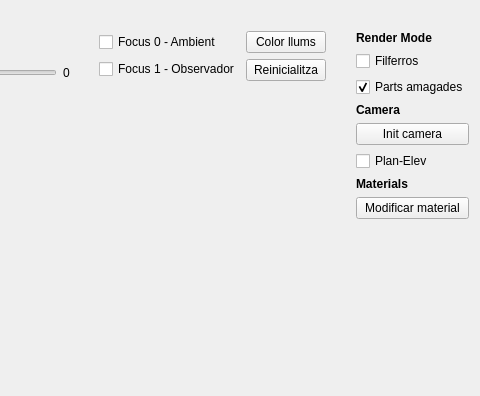
First picture: the form in app/principal.ui, repository lipixx/vig1011, before the edit; both pictures show x 253 to 733 and y 0 to 396 of the 733 by 712 pixel window.
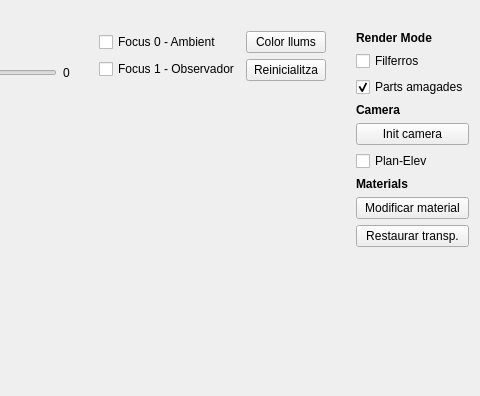
Second picture: the form after the edit. Icons and pictures are not drawn. Custom widgets are drawn as their Qt base class.

Patch:
```diff
--- a/app/principal.ui
+++ b/app/principal.ui
@@ -165,6 +165,13 @@
        </property>
       </widget>
      </item>
+     <item>
+      <widget class="QPushButton" name="pushButton_8">
+       <property name="text">
+        <string>Restaurar transp.</string>
+       </property>
+      </widget>
+     </item>
      <item>
       <spacer name="verticalSpacer">
        <property name="orientation">
```
